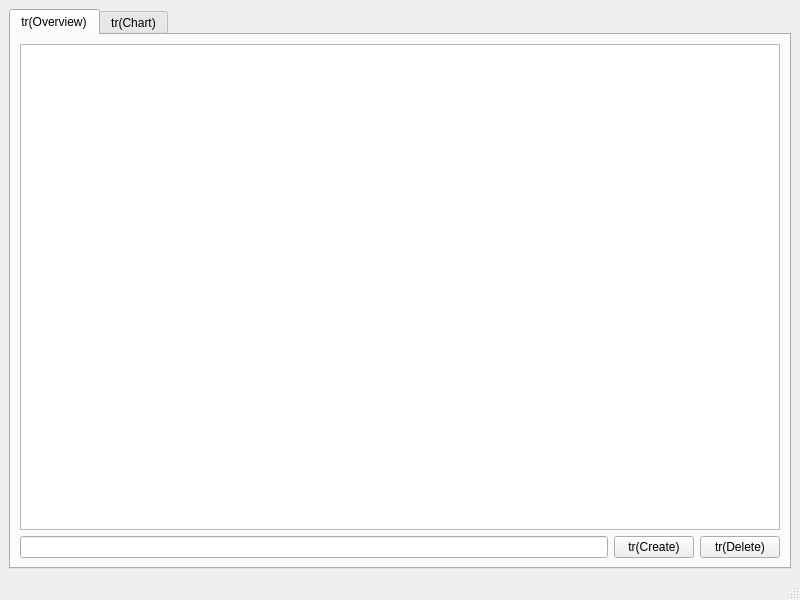
Qt form mainwindow.ui (bcp-schulung/qt-todo-demo) before a commit.
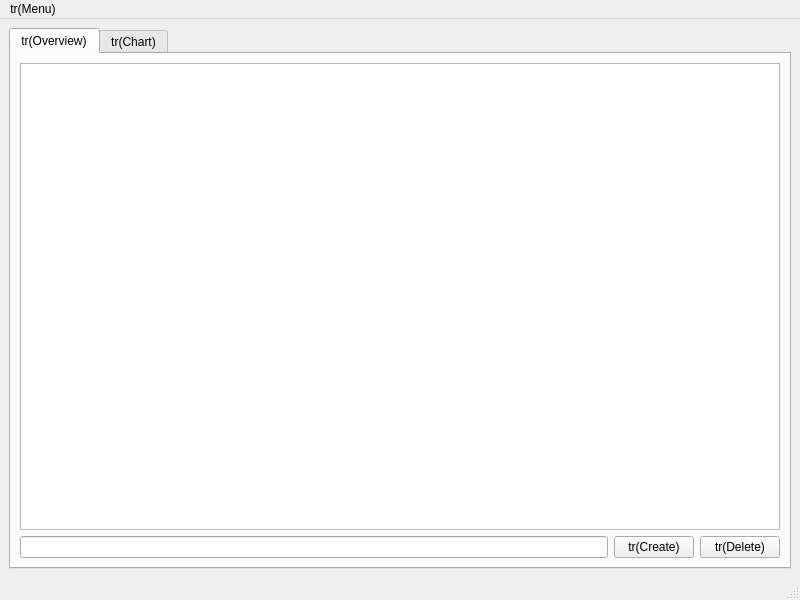
The same form after that commit.

Patch:
```diff
--- a/mainwindow.ui
+++ b/mainwindow.ui
@@ -76,6 +76,13 @@
      <height>21</height>
     </rect>
    </property>
+   <widget class="QMenu" name="menutr_Menu">
+    <property name="title">
+     <string>tr(Menu)</string>
+    </property>
+    <addaction name="actionGenerate"/>
+   </widget>
+   <addaction name="menutr_Menu"/>
   </widget>
   <widget class="QStatusBar" name="statusbar"/>
  </widget>
```
Left out of the diff: 5 changed lines with no effect on the pictures.
